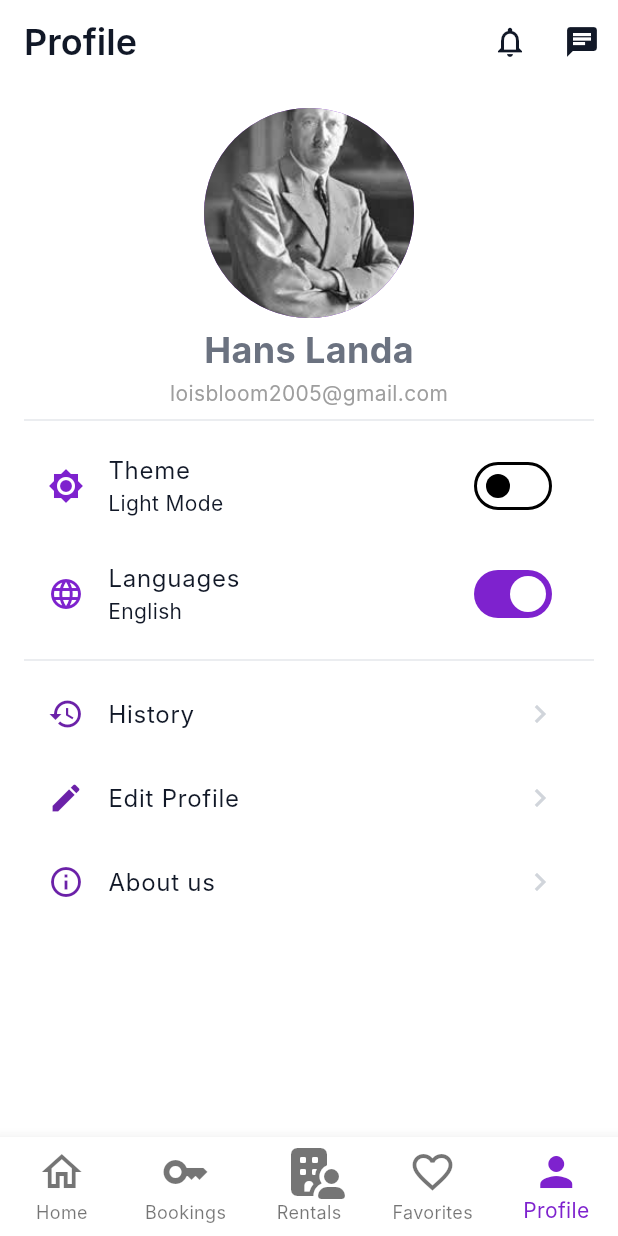
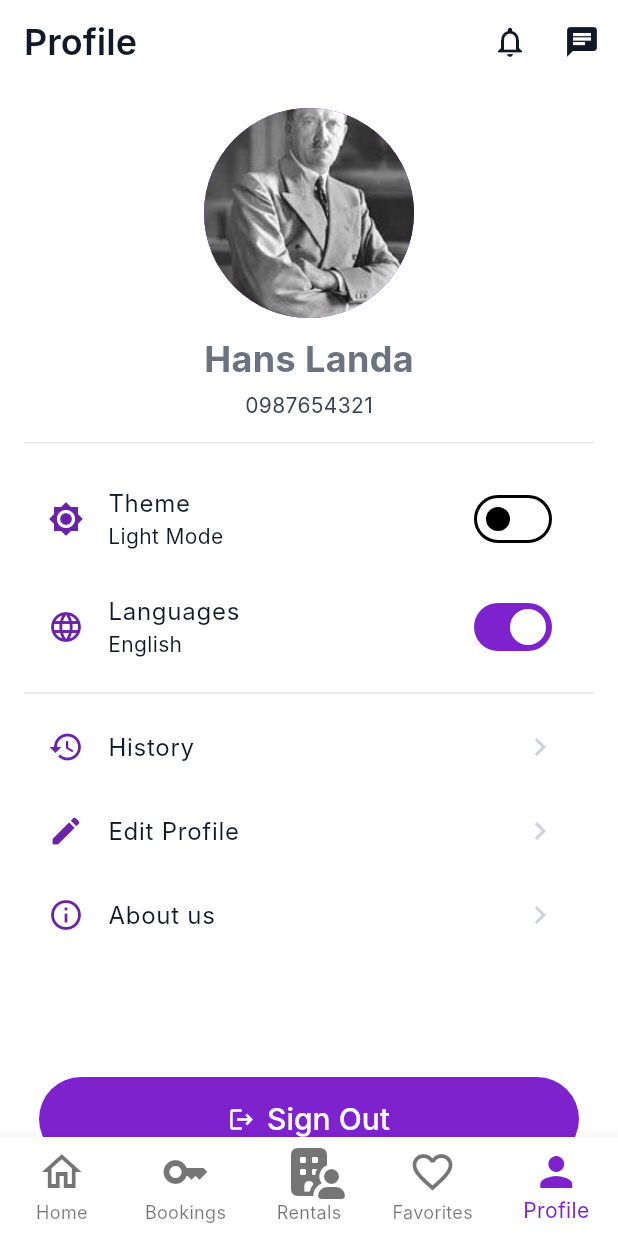
Before and after one commit to Mohakerdi/AlMekhtar, a Flutter app: the screen it shows after launch, item 5 of the bottom bar chosen, on a phone screen of 412 x 824 dp. Run offline on Flutter 3.47's test engine with Material 3 defaults, Android fonts, the phone set to English and light mode, and no system bars; our stand-ins replace carousel_slider, flutter_feather_icons, font_awesome_flutter, line_awesome_flutter, material_design_icons_flutter; Roboto replaces fonts that are missing (Inter).

Commit message:
sprate the main screen widget and changing colors and theme

```diff
--- a/lib/Features/user/profile/screens/main_profile/screens/profile_screen.dart
+++ b/lib/Features/user/profile/screens/main_profile/screens/profile_screen.dart
@@ -2,10 +2,7 @@ import 'package:flutter/material.dart';
 import 'package:mabeet/Features/user/profile/screens/About%20us/screens/about_us_screen.dart';
 import 'package:mabeet/Features/user/profile/screens/Editprofile/screens/edit_profile_screen.dart';
 import 'package:mabeet/Features/user/profile/screens/history/screens/history_screen.dart';
-import 'package:mabeet/core/theme/app_colors.dart';
-import 'package:mabeet/core/theme/text_styles.dart';
-import 'package:mabeet/Features/user/profile/screens/main_profile/widgets/profile_section_header.dart';
-import 'package:mabeet/Features/user/profile/screens/main_profile/widgets//profile_navigation_tile.dart';
+import 'package:mabeet/Features/user/profile/screens/main_profile/widgets/profile_body_widget.dart';
 
 class ProfileScreen extends StatefulWidget {
   const ProfileScreen({super.key});
@@ -15,16 +12,11 @@ class ProfileScreen extends StatefulWidget {
 }
 
 class _ProfileScreenState extends State<ProfileScreen> {
-  // State for the sliding toggles
   bool _isDarkTheme = false;
-  bool _isEnglish =
-      true; // Simulating language switch (e.g., English vs Spanish)
+  bool _isEnglish = true;
 
-  // Helper function for navigation
   void _navigateTo(String title) {
-    Widget screen; // This will hold the screen widget we want to navigate to.
-
-    // Use a switch statement to choose the correct screen.
+    Widget screen;
     switch (title) {
       case 'History':
         screen = const HistoryScreen();
@@ -36,17 +28,12 @@ class _ProfileScreenState extends State<ProfileScreen> {
         screen = const AboutUsScreen();
         break;
       default:
-        // If the title is unknown, we do nothing.
         return;
     }
-
-    // Use Navigator.push to show the selected screen.
     Navigator.push(context, MaterialPageRoute(builder: (context) => screen));
   }
 
-  // Helper function for the Sign Out button
   void _signOut() {
-    // In a real app, you would implement your Firebase/other auth sign-out logic here.
     ScaffoldMessenger.of(context).showSnackBar(
       const SnackBar(content: Text('User signed out successfully! (Demo)')),
     );
@@ -55,109 +42,13 @@ class _ProfileScreenState extends State<ProfileScreen> {
   @override
   Widget build(BuildContext context) {
     return Scaffold(
-      body: SingleChildScrollView(
-        padding: const EdgeInsets.all(16.0),
-        child: Column(
-          crossAxisAlignment: CrossAxisAlignment.stretch,
-          children: [
-            Column(
-              children: const [
-                CircleAvatar(
-                  radius: 70,
-
-                  backgroundImage: AssetImage('assets/images/appprofile.jpg'),
-                ),
-                SizedBox(height: 4),
-                Text(
-                  'Hans Landa',
-                  style: TextStyle(fontSize: 24, fontWeight: FontWeight.bold),
-                ),
-                SizedBox(height: 2),
-                Text(
-                  'loisbloom2005@gmail.com',
-                  style: TextStyle(fontSize: 14, color: Colors.grey),
-                ),
-              ],
-            ),
-
-            const Divider(),
-
-            // 2. Theme Toggle (تبقى هنا لأنها تستخدم setState)
-            SwitchListTile(
-              secondary: Icon(
-                _isDarkTheme ? Icons.brightness_4 : Icons.brightness_7,
-                color: Theme.of(context).colorScheme.primary,
-              ),
-              title: const Text('Theme'),
-              subtitle: Text(_isDarkTheme ? 'Dark Mode' : 'Light Mode'),
-              value: _isDarkTheme,
-              onChanged: (bool value) {
-                setState(() {
-                  _isDarkTheme = value;
-                });
-              },
-            ),
-
-            // 3. Languages Toggle (تبقى هنا لأنها تستخدم setState)
-            SwitchListTile(
-              secondary: Icon(
-                Icons.language,
-                color: Theme.of(context).colorScheme.primary,
-              ),
-              title: const Text('Languages'),
-              subtitle: Text(_isEnglish ? 'English' : 'Arabic'),
-              value: _isEnglish,
-              onChanged: (bool value) {
-                setState(() {
-                  _isEnglish = value;
-                });
-              },
-            ),
-
-            const Divider(),
-
-            // 4. History (استخدام المكون الجديد)
-            ProfileNavigationTile(
-              title: 'History',
-              icon: Icons.history,
-              onTap: () => _navigateTo('History'),
-            ),
-
-            // 5. Edit Profile (استخدام المكون الجديد)
-            ProfileNavigationTile(
-              title: 'Edit Profile',
-              icon: Icons.edit,
-              onTap: () => _navigateTo('Edit Profile'),
-            ),
-
-            // 6. About us (استخدام المكون الجديد)
-            ProfileNavigationTile(
-              title: 'About us',
-              icon: Icons.info_outline,
-              onTap: () => _navigateTo('About us'),
-            ),
-
-            const SizedBox(height: 175),
-
-            // 7. Sign Out Button
-            Padding(
-              padding: const EdgeInsets.symmetric(horizontal: 10.0),
-              child: ElevatedButton.icon(
-                onPressed: _signOut,
-                icon: const Icon(Icons.logout),
-                label: const Text('Sign Out', style: TextStyle(fontSize: 18)),
-                style: ElevatedButton.styleFrom(
-                  padding: const EdgeInsets.symmetric(vertical: 12),
-                  // Custom color for visibility
-                  foregroundColor: Colors.white,
-                  shape: RoundedRectangleBorder(
-                    borderRadius: BorderRadius.circular(40),
-                  ),
-                ),
-              ),
-            ),
-          ],
-        ),
+      body: ProfileBodyWidget(
+        isDarkTheme: _isDarkTheme,
+        isEnglish: _isEnglish,
+        onThemeChanged: (val) => setState(() => _isDarkTheme = val),
+        onLanguageChanged: (val) => setState(() => _isEnglish = val),
+        onNavigate: _navigateTo,
+        onSignOut: _signOut,
       ),
     );
   }
--- /dev/null
+++ b/lib/Features/user/profile/screens/main_profile/widgets/profile_body_widget.dart
@@ -0,0 +1,103 @@
+import 'package:flutter/material.dart';
+import 'package:mabeet/Features/user/profile/screens/main_profile/widgets/profile_navigation_tile.dart';
+import 'package:mabeet/Features/user/profile/screens/main_profile/widgets/profile_section_header.dart';
+import 'package:mabeet/core/theme/app_colors.dart';
+import 'package:mabeet/core/theme/text_styles.dart';
+
+class ProfileBodyWidget extends StatelessWidget {
+  final bool isDarkTheme;
+  final bool isEnglish;
+  final ValueChanged<bool> onThemeChanged;
+  final ValueChanged<bool> onLanguageChanged;
+  final Function(String) onNavigate;
+  final VoidCallback onSignOut;
+
+  const ProfileBodyWidget({
+    super.key,
+    required this.isDarkTheme,
+    required this.isEnglish,
+    required this.onThemeChanged,
+    required this.onLanguageChanged,
+    required this.onNavigate,
+    required this.onSignOut,
+  });
+
+  @override
+  Widget build(BuildContext context) {
+    return SingleChildScrollView(
+      padding: const EdgeInsets.all(16.0),
+      child: Column(
+        crossAxisAlignment: CrossAxisAlignment.stretch,
+        children: [
+          // Header Section
+          const ProfileSectionWidget(
+            name: 'Hans Landa',
+            phoneNumber: '0987654321',
+            imagePath: 'assets/images/appprofile.jpg',
+          ),
+
+          const Divider(height: 30),
+
+          // Settings Section
+          SwitchListTile(
+            secondary: Icon(
+              isDarkTheme ? Icons.brightness_4 : Icons.brightness_7,
+              color: AppColors.primary800,
+            ),
+            title: const Text('Theme'),
+            subtitle: Text(isDarkTheme ? 'Dark Mode' : 'Light Mode'),
+            value: isDarkTheme,
+            onChanged: onThemeChanged,
+          ),
+          SwitchListTile(
+            secondary: const Icon(Icons.language, color: AppColors.primary800),
+            title: const Text('Languages'),
+            subtitle: Text(isEnglish ? 'English' : 'Arabic'),
+            value: isEnglish,
+            onChanged: onLanguageChanged,
+          ),
+
+          const Divider(),
+
+          // Navigation Section
+          ProfileNavigationTile(
+            title: 'History',
+            icon: Icons.history,
+            onTap: () => onNavigate('History'),
+          ),
+          ProfileNavigationTile(
+            title: 'Edit Profile',
+            icon: Icons.edit,
+            onTap: () => onNavigate('Edit Profile'),
+          ),
+          ProfileNavigationTile(
+            title: 'About us',
+            icon: Icons.info_outline,
+            onTap: () => onNavigate('About us'),
+          ),
+
+          const SizedBox(height: 80),
+
+          // Sign Out Button
+          Padding(
+            padding: const EdgeInsets.symmetric(horizontal: 10),
+            child: ElevatedButton.icon(
+              onPressed: onSignOut,
+              icon: const Icon(Icons.logout),
+              label: Text('Sign Out', style: AppTextStyles.heading1MediumWhite),
+              style: ElevatedButton.styleFrom(
+                foregroundColor: Colors.white,
+                backgroundColor: AppColors
+                    .primary700, // Added background color for visibility
+                shape: RoundedRectangleBorder(
+                  borderRadius: BorderRadius.circular(40),
+                ),
+                padding: const EdgeInsets.symmetric(vertical: 12),
+              ),
+            ),
+          ),
+        ],
+      ),
+    );
+  }
+}
--- a/lib/Features/user/profile/screens/main_profile/widgets/profile_section_header.dart
+++ b/lib/Features/user/profile/screens/main_profile/widgets/profile_section_header.dart
@@ -1,28 +1,34 @@
 import 'package:flutter/material.dart';
 import 'package:mabeet/core/theme/app_colors.dart';
-import 'package:mabeet/core/theme/text_styles.dart';
 
-class ProfileSectionHeader extends StatelessWidget {
-  final String title;
-  final IconData icon;
-  final VoidCallback? onTap;
+class ProfileSectionWidget extends StatelessWidget {
+  final String name;
+  final String phoneNumber;
+  final String imagePath;
 
-  const ProfileSectionHeader({
+  const ProfileSectionWidget({
     super.key,
-    required this.title,
-    required this.icon,
-    this.onTap,
+    required this.name,
+    required this.phoneNumber,
+    required this.imagePath,
   });
 
   @override
   Widget build(BuildContext context) {
-    // الوصول إلى الألوان من Theme.of(context)
-    return ListTile(
-      leading: Icon(icon, size: 30, color: AppColors.primary950),
-
-      title: Text(title, style: TextStyle(fontSize: 24)),
-
-      onTap: onTap,
+    return Column(
+      children: [
+        CircleAvatar(radius: 70, backgroundImage: AssetImage(imagePath)),
+        const SizedBox(height: 10),
+        Text(
+          name,
+          style: const TextStyle(fontSize: 24, fontWeight: FontWeight.bold),
+        ),
+        const SizedBox(height: 4),
+        Text(
+          phoneNumber,
+          style: const TextStyle(fontSize: 14, color: AppColors.gray700),
+        ),
+      ],
     );
   }
 }
--- a/lib/core/theme/text_styles.dart
+++ b/lib/core/theme/text_styles.dart
@@ -23,42 +23,92 @@ class AppTextStyles {
   }
 
   // 1. DISPLAY STYLES
-  static TextStyle get display1Regular => _style(size: 48.0, weight: FontWeightHelper.regular);
-  static TextStyle get display1Medium => _style(size: 48.0, weight: FontWeightHelper.medium);
-  static TextStyle get display1SemiBold => _style(size: 48.0, weight: FontWeightHelper.semiBold);
-  static TextStyle get display1Bold => _style(size: 48.0, weight: FontWeightHelper.bold);
+  static TextStyle get display1Regular =>
+      _style(size: 48.0, weight: FontWeightHelper.regular);
+  static TextStyle get display1Medium =>
+      _style(size: 48.0, weight: FontWeightHelper.medium);
+  static TextStyle get display1SemiBold =>
+      _style(size: 48.0, weight: FontWeightHelper.semiBold);
+  static TextStyle get display1Bold =>
+      _style(size: 48.0, weight: FontWeightHelper.bold);
 
-  static TextStyle get display2Regular => _style(size: 38.0, weight: FontWeightHelper.regular, color: AppColors.primary700);
-  static TextStyle get display2Medium => _style(size: 38.0, weight: FontWeightHelper.medium, color: AppColors.primary700);
-  static TextStyle get display2SemiBold => _style(size: 38.0, weight: FontWeightHelper.semiBold, color: AppColors.primary700);
-  static TextStyle get display2Bold => _style(size: 38.0, weight: FontWeightHelper.bold, color: AppColors.primary700);
+  static TextStyle get display2Regular => _style(
+    size: 38.0,
+    weight: FontWeightHelper.regular,
+    color: AppColors.primary700,
+  );
+  static TextStyle get display2Medium => _style(
+    size: 38.0,
+    weight: FontWeightHelper.medium,
+    color: AppColors.primary700,
+  );
+  static TextStyle get display2SemiBold => _style(
+    size: 38.0,
+    weight: FontWeightHelper.semiBold,
+    color: AppColors.primary700,
+  );
+  static TextStyle get display2Bold => _style(
+    size: 38.0,
+    weight: FontWeightHelper.bold,
+    color: AppColors.primary700,
+  );
 
   // 2. HEADING STYLES
-  static TextStyle get heading1Regular => _style(size: 28.0, weight: FontWeightHelper.regular);
-  static TextStyle get heading1Medium => _style(size: 28.0, weight: FontWeightHelper.medium);
-  static TextStyle get heading1SemiBold => _style(size: 28.0, weight: FontWeightHelper.semiBold);
-  static TextStyle get heading1Bold => _style(size: 28.0, weight: FontWeightHelper.bold);
+  static TextStyle get heading1Regular =>
+      _style(size: 28.0, weight: FontWeightHelper.regular);
+  static TextStyle get heading1Medium =>
+      _style(size: 28.0, weight: FontWeightHelper.medium);
 
-  static TextStyle get heading2Regular => _style(size: 24.0, weight: FontWeightHelper.regular);
-  static TextStyle get heading2Medium => _style(size: 24.0, weight: FontWeightHelper.medium);
-  static TextStyle get heading2SemiBold => _style(size: 24.0, weight: FontWeightHelper.semiBold);
-  static TextStyle get heading2Bold => _style(size: 24.0, weight: FontWeightHelper.bold);
+  static TextStyle get heading1SemiBold =>
+      _style(size: 28.0, weight: FontWeightHelper.semiBold);
+  static TextStyle get heading1Bold =>
+      _style(size: 28.0, weight: FontWeightHelper.bold);
+
+  static TextStyle get heading1MediumWhite =>
+      _style(size: 20.0, weight: FontWeightHelper.medium, color: Colors.white);
+  static TextStyle get heading2Regular =>
+      _style(size: 24.0, weight: FontWeightHelper.regular);
+  static TextStyle get heading2Medium =>
+      _style(size: 24.0, weight: FontWeightHelper.medium);
+  static TextStyle get heading2SemiBold =>
+      _style(size: 24.0, weight: FontWeightHelper.semiBold);
+  static TextStyle get heading2Bold =>
+      _style(size: 24.0, weight: FontWeightHelper.bold);
 
   // 3. TITLE / SUBTITLE STYLES
-  static TextStyle get titleLarge => _style(size: 20.0, weight: FontWeightHelper.semiBold);
-  static TextStyle get titleMedium => _style(size: 18.0, weight: FontWeightHelper.medium);
+  static TextStyle get titleLarge =>
+      _style(size: 20.0, weight: FontWeightHelper.semiBold);
+  static TextStyle get titleMedium =>
+      _style(size: 18.0, weight: FontWeightHelper.medium);
 
   // 4. BODY TEXT STYLES
-  static TextStyle get bodyLarge => _style(size: 16.0, weight: FontWeightHelper.regular);
-  static TextStyle get bodyLargeSemiBold => _style(size: 16.0, weight: FontWeightHelper.semiBold);
+  static TextStyle get bodyLarge =>
+      _style(size: 16.0, weight: FontWeightHelper.regular);
+  static TextStyle get bodyLargeSemiBold =>
+      _style(size: 16.0, weight: FontWeightHelper.semiBold);
 
-  static TextStyle get bodyMedium => _style(size: 14.0, weight: FontWeightHelper.regular, color: AppColors.lightText);
-  static TextStyle get bodyMediumBold => _style(size: 14.0, weight: FontWeightHelper.bold);
+  static TextStyle get bodyMedium => _style(
+    size: 14.0,
+    weight: FontWeightHelper.regular,
+    color: AppColors.lightText,
+  );
+  static TextStyle get bodyMediumBold =>
+      _style(size: 14.0, weight: FontWeightHelper.bold);
 
-  static TextStyle get bodySmall => _style(size: 12.0, weight: FontWeightHelper.regular, color: AppColors.lightText);
-  static TextStyle get bodySmallMedium => _style(size: 12.0, weight: FontWeightHelper.medium);
+  static TextStyle get bodySmall => _style(
+    size: 12.0,
+    weight: FontWeightHelper.regular,
+    color: AppColors.lightText,
+  );
+  static TextStyle get bodySmallMedium =>
+      _style(size: 12.0, weight: FontWeightHelper.medium);
 
   // 5. LABEL & CAPTION STYLES (Buttons, tags, small details)
-  static TextStyle get labelButton => _style(size: 22.0, weight: FontWeightHelper.light, color: AppColors.card);
-  static TextStyle get caption => _style(size: 10.0, weight: FontWeightHelper.regular, color: AppColors.lightText);
+  static TextStyle get labelButton =>
+      _style(size: 22.0, weight: FontWeightHelper.light, color: AppColors.card);
+  static TextStyle get caption => _style(
+    size: 10.0,
+    weight: FontWeightHelper.regular,
+    color: AppColors.lightText,
+  );
 }
```
